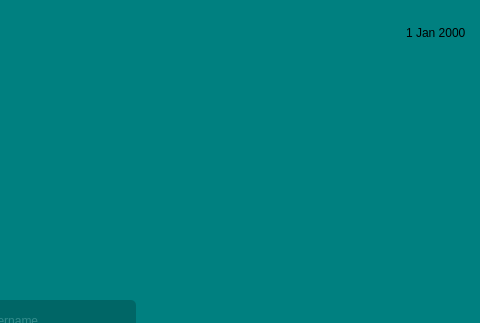
The window that mainwindow.ui (schwei322/CS1C-Project2) describes before a commit, drawn with Qt 5; both pictures show x 675 to 1155 and y 0 to 323 of the 1280 by 800 pixel window.
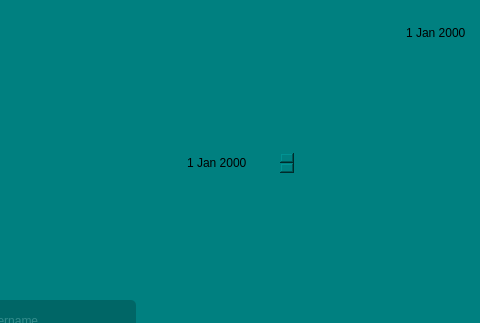
The same window after the commit.

Commit message: Dayana branch pre-merge

Diff of the .ui file:
```diff
--- a/mainwindow.ui
+++ b/mainwindow.ui
@@ -211,6 +211,16 @@
         </rect>
        </property>
       </widget>
+      <widget class="QDateEdit" name="dateEdit_2">
+       <property name="geometry">
+        <rect>
+         <x>750</x>
+         <y>160</y>
+         <width>110</width>
+         <height>26</height>
+        </rect>
+       </property>
+      </widget>
      </widget>
     </widget>
    </widget>
```
The commit also changes 2 other files.
